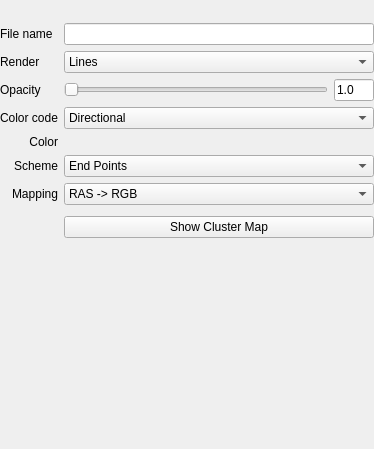
First picture: the form in freeview/PanelTrack.ui, repository freesurfer/freesurfer, before the edit.
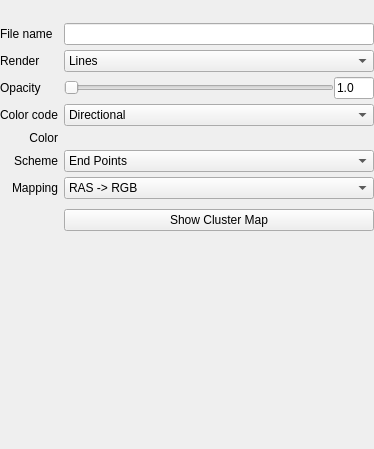
Second picture: the form after the edit. Custom widgets are drawn as their Qt base class.

Commit message: Fixed a bunch of UI misfits in macOS

Patch:
```diff
--- a/freeview/PanelTrack.ui
+++ b/freeview/PanelTrack.ui
@@ -69,6 +69,9 @@
     </item>
     <item>
      <layout class="QGridLayout" name="gridLayout">
+      <property name="verticalSpacing">
+       <number>5</number>
+      </property>
       <item row="6" column="0">
        <widget class="QLabel" name="labelDirectionScheme">
         <property name="text">
```
The commit also changes 7 other files.
